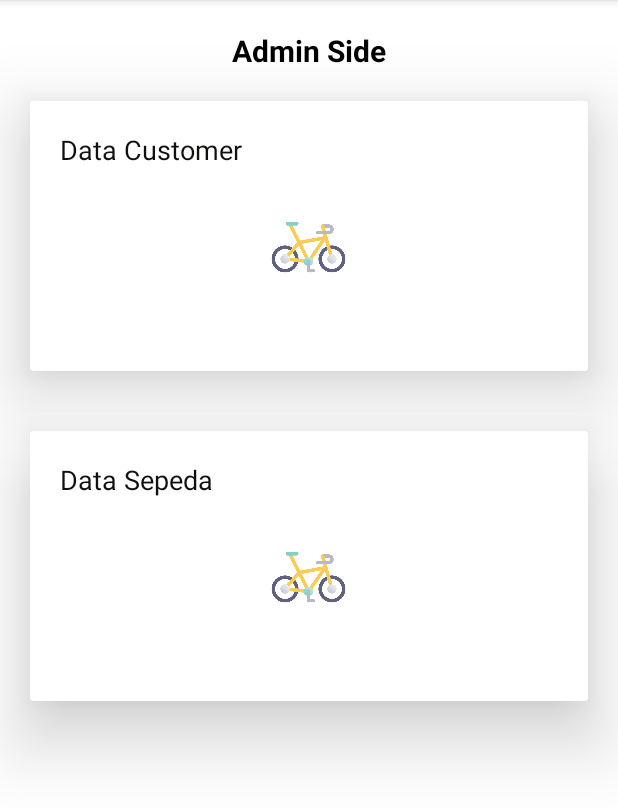
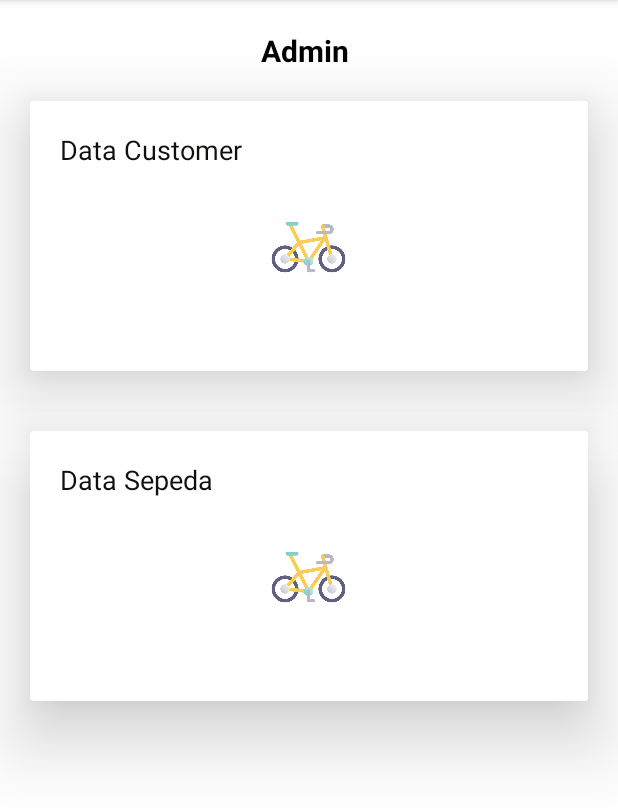
Before and after one commit to MBurhannudin18/RentalSepeda, an Android app: the MainMenu screen opened directly, with no data from a screen before it, on a phone screen of 412 x 824 dp, the part 84-893 px from its top. Run offline under Robolectric (Android 15) with nearby library versions, the phone set to English and light mode, and no system bars.

Commit message:
second commit

```diff
--- a/app/src/main/res/layout/activity_main_menu.xml
+++ b/app/src/main/res/layout/activity_main_menu.xml
@@ -13,7 +13,7 @@
         android:textSize="20sp"
         android:layout_marginTop="20dp"
         android:layout_gravity="center"
-        android:text="Admin Side"
+        android:text="Admin "
         android:textStyle="bold"
         android:textColor="@color/hitam"
         android:layout_width="wrap_content"
```
